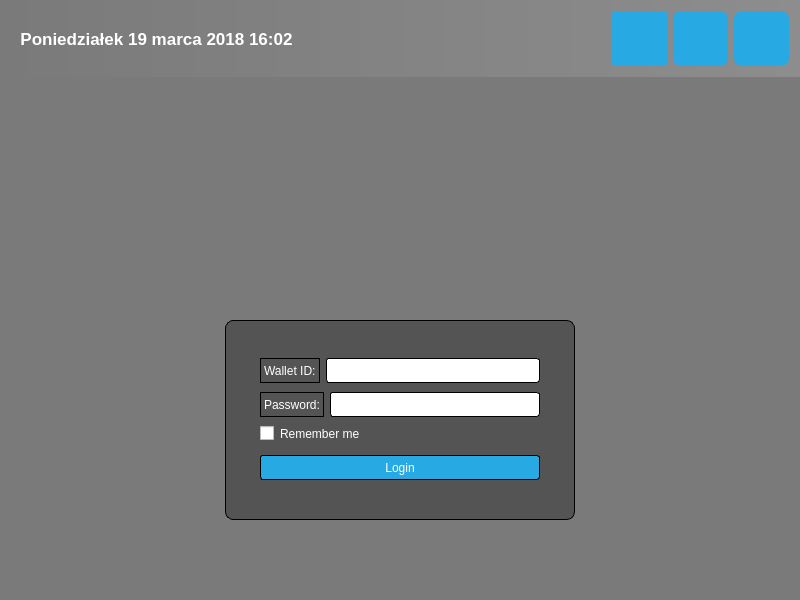
kratek210/Blockchain-Client, file forms/loginwindow.ui: the form before one commit.
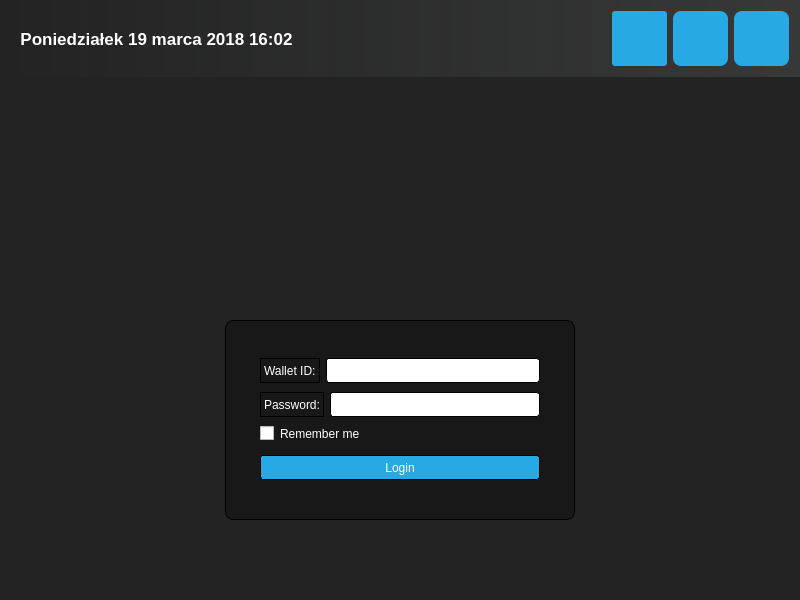
The form after the commit. Icons and pictures are not drawn.

Diff of the .ui file:
```diff
--- a/forms/loginwindow.ui
+++ b/forms/loginwindow.ui
@@ -19,11 +19,12 @@
   </property>
   <property name="styleSheet">
    <string notr="true">#LoginWindow{
-background-color: rgb(122, 122, 122);
+background-color: rgb(35, 35, 35);
+
 
 }
 #topPanel_2{
-background-color: qlineargradient(spread:pad, x1:0, y1:0, x2:1, y2:0, stop:0 rgba(122, 122, 122, 100), stop:1 rgba(171, 171, 171, 100));}
+background-color: qlineargradient(spread:pad, x1:0, y1:0, x2:1, y2:0, stop:0 rgba(35, 35, 35, 100), stop:1 rgba(70, 71, 71, 150));}
 
 QLabel { color: white; }
 QLineEdit { border-radius: 3px; }
@@ -36,12 +37,16 @@
   border-radius: 3px;
 }
 
-QPushButton:hover { background-color: #66c011; }
+QPushButton:hover {background-color: rgb(255, 85, 0); }
+
 
 #loginForm
 {
+
   background: rgba(0, 0, 0, 80);
   border-radius: 8px;
+
+ 
 }</string>
   </property>
   <layout class="QVBoxLayout" name="verticalLayout">
@@ -245,6 +250,9 @@
               <height>25</height>
              </size>
             </property>
+            <property name="styleSheet">
+             <string notr="true">border: 1px solid black;</string>
+            </property>
             <property name="text">
              <string>Wallet ID:</string>
             </property>
@@ -272,6 +280,9 @@
               <height>25</height>
              </size>
             </property>
+            <property name="styleSheet">
+             <string notr="true">border: 1px solid black;</string>
+            </property>
             <property name="text">
              <string>Password:</string>
             </property>
@@ -330,6 +341,9 @@
             <height>25</height>
            </size>
           </property>
+          <property name="styleSheet">
+           <string notr="true">border: 1px solid black;</string>
+          </property>
           <property name="text">
            <string>Login</string>
           </property>
```
Left out of the diff: 4 changed lines with no effect on the pictures.
